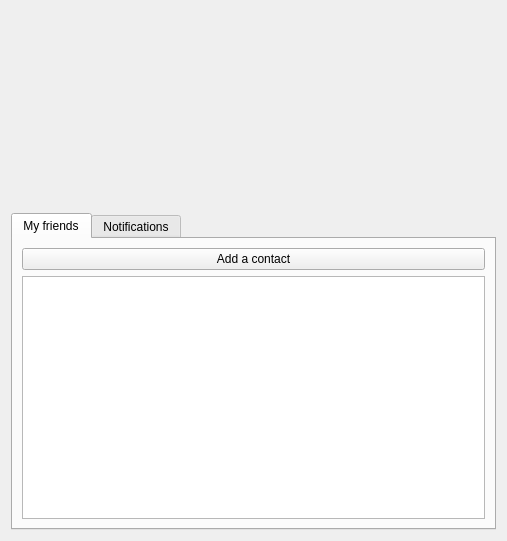
Old version of the form src/client/widgetcontactslist.ui in the repository wayt/Skypy.
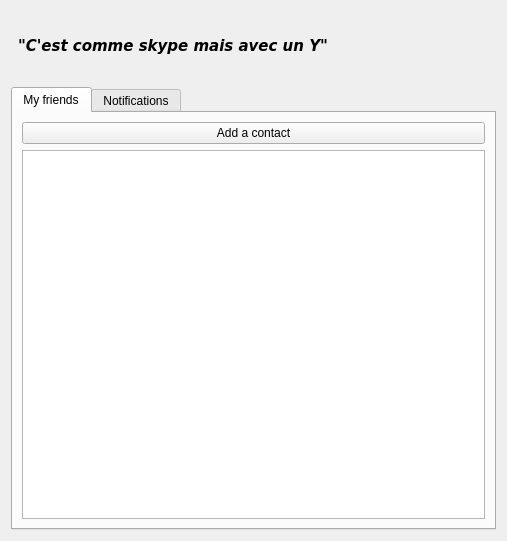
New version of the form. Icons and pictures are not drawn.

Commit message: Client : il est plus petit skypy !

The edit to the form file:
```diff
--- a/src/client/widgetcontactslist.ui
+++ b/src/client/widgetcontactslist.ui
@@ -13,8 +13,58 @@
   <property name="windowTitle">
    <string>Form</string>
   </property>
-  <layout class="QGridLayout" name="gridLayout">
-   <item row="3" column="1">
+  <layout class="QVBoxLayout" name="verticalLayout_3">
+   <item>
+    <layout class="QHBoxLayout" name="horizontalLayout">
+     <item>
+      <widget class="QLabel" name="label_2">
+       <property name="font">
+        <font>
+         <family>DejaVu Sans</family>
+         <pointsize>11</pointsize>
+         <weight>75</weight>
+         <italic>true</italic>
+         <bold>true</bold>
+        </font>
+       </property>
+       <property name="text">
+        <string>&quot;C'est comme skype mais avec un Y&quot;</string>
+       </property>
+       <property name="alignment">
+        <set>Qt::AlignCenter</set>
+       </property>
+      </widget>
+     </item>
+     <item>
+      <widget class="QLabel" name="label">
+       <property name="maximumSize">
+        <size>
+         <width>155</width>
+         <height>70</height>
+        </size>
+       </property>
+       <property name="font">
+        <font>
+         <pointsize>76</pointsize>
+        </font>
+       </property>
+       <property name="text">
+        <string/>
+       </property>
+       <property name="pixmap">
+        <pixmap resource="Ressources.qrc">:/images/logo.png</pixmap>
+       </property>
+       <property name="scaledContents">
+        <bool>true</bool>
+       </property>
+       <property name="alignment">
+        <set>Qt::AlignCenter</set>
+       </property>
+      </widget>
+     </item>
+    </layout>
+   </item>
+   <item>
     <widget class="QTabWidget" name="_tabWidget">
      <property name="accessibleName">
       <string>Notifications</string>
@@ -58,56 +108,6 @@
      </widget>
     </widget>
    </item>
-   <item row="1" column="1">
-    <widget class="QLabel" name="label">
-     <property name="font">
-      <font>
-       <pointsize>76</pointsize>
-      </font>
-     </property>
-     <property name="text">
-      <string/>
-     </property>
-     <property name="pixmap">
-      <pixmap resource="Ressources.qrc">:/images/logo.png</pixmap>
-     </property>
-     <property name="alignment">
-      <set>Qt::AlignCenter</set>
-     </property>
-    </widget>
-   </item>
-   <item row="2" column="1">
-    <spacer name="verticalSpacer">
-     <property name="orientation">
-      <enum>Qt::Vertical</enum>
-     </property>
-     <property name="sizeType">
-      <enum>QSizePolicy::Minimum</enum>
-     </property>
-     <property name="sizeHint" stdset="0">
-      <size>
-       <width>20</width>
-       <height>40</height>
-      </size>
-     </property>
-    </spacer>
-   </item>
-   <item row="0" column="1">
-    <spacer name="verticalSpacer_2">
-     <property name="orientation">
-      <enum>Qt::Vertical</enum>
-     </property>
-     <property name="sizeType">
-      <enum>QSizePolicy::Minimum</enum>
-     </property>
-     <property name="sizeHint" stdset="0">
-      <size>
-       <width>20</width>
-       <height>40</height>
-      </size>
-     </property>
-    </spacer>
-   </item>
   </layout>
  </widget>
  <resources>
```
